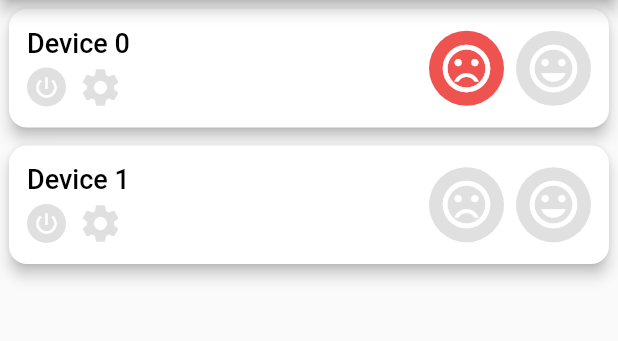
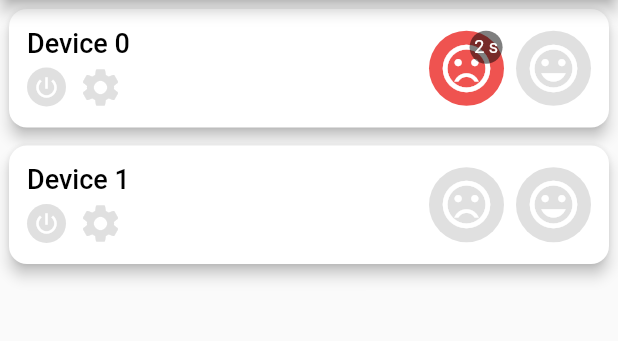
Before and after one commit to TylerHight/Que-App, a Flutter app: the screen it shows after launch, after a tap on the "sentiment very dissatisfied" icon, on a phone screen of 412 x 824 dp, the part 84-425 px from its top. Run offline on Flutter 3.47's test engine with Material 2 defaults, Android fonts, the phone set to English and light mode, and no system bars; our stand-ins replace syncfusion_flutter_charts.

Commit message:
added a displayed timer for emissions

```diff
--- a/lib/screens/home_screen/device_remote.dart
+++ b/lib/screens/home_screen/device_remote.dart
@@ -1,3 +1,5 @@
+// device_remote.dart
+
 import 'package:flutter/material.dart';
 import 'timed_binary_button.dart';
 
@@ -36,7 +38,7 @@ class DeviceRemote extends StatelessWidget {
                 SizedBox(height: 4),
                 Row(
                   children: [
-                    AutoOffBinaryButton( // power button
+                    TimedBinaryButton( // power button
                         activeColor: Colors.green.shade400,
                         inactiveColor: Colors.grey.shade300,
                         iconData: Icons.power_settings_new,
@@ -46,7 +48,7 @@ class DeviceRemote extends StatelessWidget {
                         autoTurnOffEnabled: false,
                     ),
                     SizedBox(width: 8),
-                    AutoOffBinaryButton( // settings button
+                    TimedBinaryButton( // settings button
                       activeColor: Colors.white,
                       inactiveColor: Colors.white,
                       iconData: Icons.settings,
@@ -69,7 +71,7 @@ class DeviceRemote extends StatelessWidget {
             Row(
               children: [
                 SizedBox(width: 8),
-                AutoOffBinaryButton( // negative emission
+                TimedBinaryButton( // negative emission
                   activeColor: Colors.red.shade400,
                   inactiveColor: Colors.grey.shade300,
                   iconData: Icons.sentiment_very_dissatisfied,
@@ -78,7 +80,7 @@ class DeviceRemote extends StatelessWidget {
                   autoTurnOffDuration: Duration(seconds: 3),
                 ),
                 SizedBox(width: 8),
-                AutoOffBinaryButton( // positive emission
+                TimedBinaryButton( // positive emission
                   activeColor: Colors.green.shade500,
                   inactiveColor: Colors.grey.shade300,
                   iconData: Icons.mood,
--- a/lib/screens/home_screen/timed_binary_button.dart
+++ b/lib/screens/home_screen/timed_binary_button.dart
@@ -1,3 +1,5 @@
+// timed_binary_button.dart
+
 import 'package:flutter/material.dart';
 import 'dart:async';
 
@@ -5,7 +7,7 @@ import 'dart:async';
 // optionally automatically turns off after a
 // set duration
 
-class AutoOffBinaryButton extends StatefulWidget {
+class TimedBinaryButton extends StatefulWidget {
   final Color? activeColor;
   final Color? inactiveColor;
   final IconData iconData;
@@ -17,7 +19,7 @@ class AutoOffBinaryButton extends StatefulWidget {
   final Duration autoTurnOffDuration;
   final bool autoTurnOffEnabled; // Add a parameter to control auto turn-off
 
-  AutoOffBinaryButton({
+  TimedBinaryButton({
     this.activeColor,
     this.inactiveColor = Colors.grey,
     required this.iconData,
@@ -31,15 +33,16 @@ class AutoOffBinaryButton extends StatefulWidget {
   });
 
   @override
-  _AutoOffBinaryButtonState createState() => _AutoOffBinaryButtonState();
+  _TimedBinaryButtonState createState() => _TimedBinaryButtonState();
 }
 
-class _AutoOffBinaryButtonState extends State<AutoOffBinaryButton>
+class _TimedBinaryButtonState extends State<TimedBinaryButton>
     with SingleTickerProviderStateMixin {
   bool isLightOn = false;
   late AnimationController _animationController;
   late Animation<double> _scaleAnimation;
   late Timer _autoTurnOffTimer;
+  int _secondsLeft = 0; // Track the remaining seconds
 
   @override
   void initState() {
@@ -69,32 +72,44 @@ class _AutoOffBinaryButtonState extends State<AutoOffBinaryButton>
     });
 
     if (widget.autoTurnOffEnabled) {
-      _autoTurnOffTimer = Timer(widget.autoTurnOffDuration, () {
+      _secondsLeft = widget.autoTurnOffDuration.inSeconds;
+      _startAutoTurnOffTimer();
+    }
+  }
+
+  void _startAutoTurnOffTimer() {
+    _autoTurnOffTimer = Timer.periodic(Duration(seconds: 1), (timer) {
+      if (_secondsLeft > 0) {
+        setState(() {
+          _secondsLeft--;
+        });
+      } else {
         if (isLightOn) {
           toggleLight();
           widget.onPressedGreyToColor?.call();
         }
+        timer.cancel();
+      }
     });
-    }
   }
 
   void toggleLight() {
     setState(() {
       isLightOn = !isLightOn;
+      if (!isLightOn) {
+        // Reset the timer when the button is turned off
+        _secondsLeft = 0;
+        if (_autoTurnOffTimer != null && _autoTurnOffTimer.isActive) {
+          _autoTurnOffTimer.cancel();
+        }
+      }
     });
 
     _animationController.forward();
 
-    if (widget.autoTurnOffEnabled) {
-      if (_autoTurnOffTimer != null && _autoTurnOffTimer.isActive) {
-        _autoTurnOffTimer.cancel();
-      }
-      _autoTurnOffTimer = Timer(widget.autoTurnOffDuration, () {
-        if (isLightOn) {
-          toggleLight();
-          widget.onPressedGreyToColor?.call();
-        }
-      });
+    if (widget.autoTurnOffEnabled && isLightOn) {
+      _secondsLeft = widget.autoTurnOffDuration.inSeconds;
+      _startAutoTurnOffTimer();
     }
   }
 
@@ -111,7 +126,9 @@ class _AutoOffBinaryButtonState extends State<AutoOffBinaryButton>
 
     return GestureDetector(
       onTap: toggleLight,
-      child: AnimatedBuilder(
+      child: Stack(
+        children: [
+          AnimatedBuilder(
             animation: _scaleAnimation,
             builder: (context, child) => Transform.scale(
               scale: _scaleAnimation.value,
@@ -133,6 +150,27 @@ class _AutoOffBinaryButtonState extends State<AutoOffBinaryButton>
               ),
             ),
           ),
+          if (widget.autoTurnOffEnabled && isLightOn)
+            Positioned(
+              top: 0,
+              right: 0,
+              child: Container(
+                decoration: BoxDecoration(
+                  color: Colors.black.withOpacity(0.5),
+                  shape: BoxShape.circle,
+                ),
+                padding: EdgeInsets.all(4),
+                child: Text(
+                  '$_secondsLeft s',
+                  style: TextStyle(
+                    fontSize: 12,
+                    color: Colors.white,
+                  ),
+                ),
+              ),
+            ),
+        ],
+      ),
     );
   }
 }
```
Lines whose indentation alone changed are shown as unchanged.
